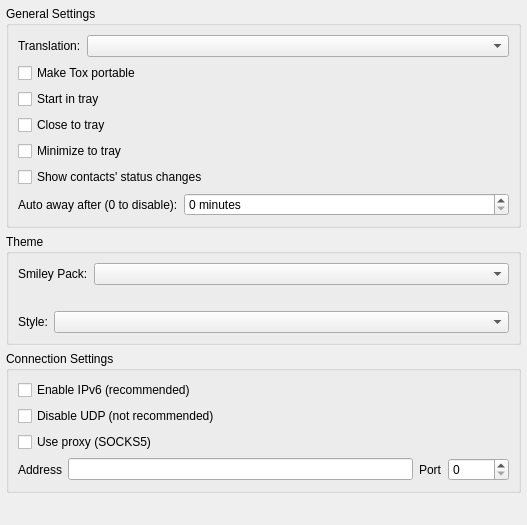
Qt form src/widget/form/settings/generalsettings.ui (qTox/qTox) before a commit.
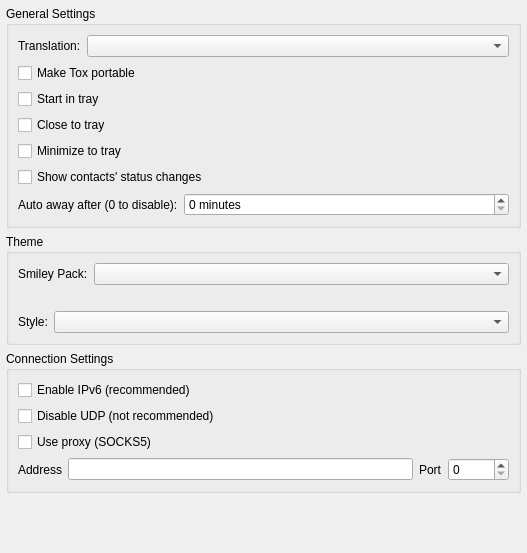
The same form after that commit.

```diff
--- a/src/widget/form/settings/generalsettings.ui
+++ b/src/widget/form/settings/generalsettings.ui
@@ -7,7 +7,7 @@
     <x>0</x>
     <y>0</y>
     <width>527</width>
-    <height>525</height>
+    <height>553</height>
    </rect>
   </property>
   <property name="windowTitle">
```
